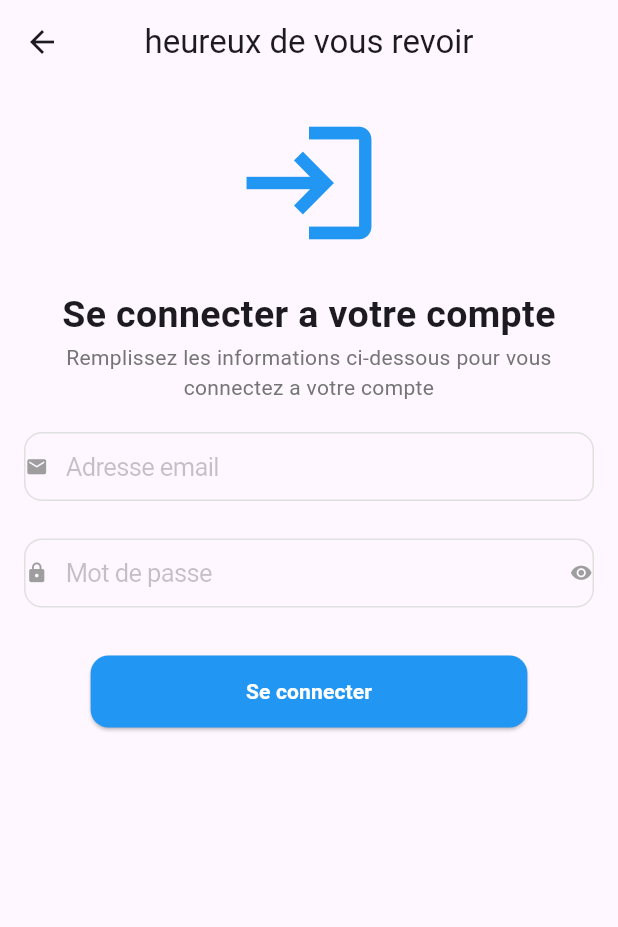
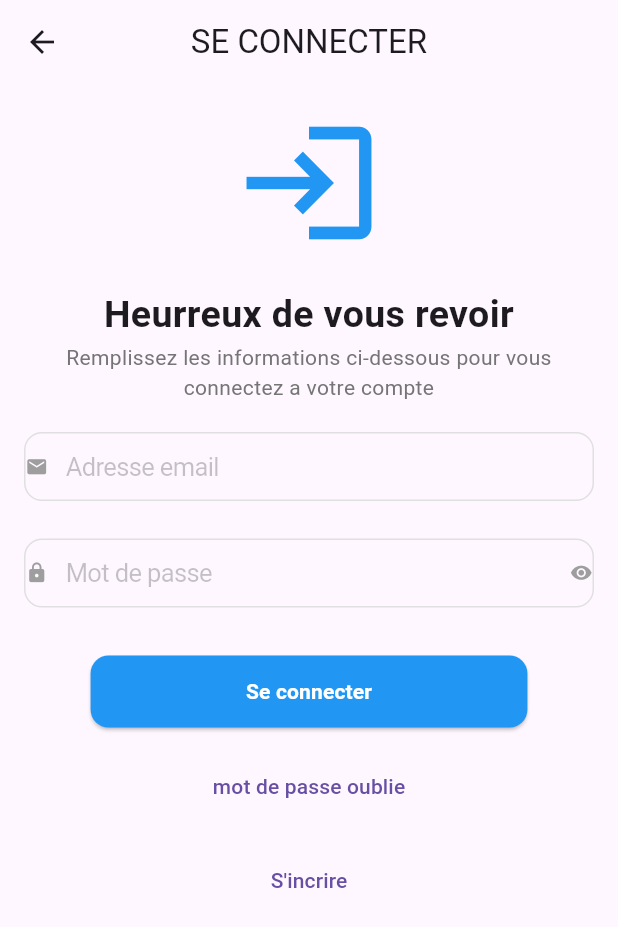
Before and after one commit to Gabriel917-cmd/mon-appli, a Flutter app: the LoginPage screen opened directly, on a phone screen of 412 x 824 dp. Shown: the top 927 px of the screen. Run offline on Flutter 3.47's test engine with Material 3 defaults, Android fonts, the phone set to English and light mode, and no system bars.

Commit message:
creation de la page du mot de passe

```diff
--- a/lib/couverture/composants_navigate.dart
+++ b/lib/couverture/composants_navigate.dart
@@ -135,7 +135,7 @@ import 'package:flutter/material.dart';
           ? ElevatedButton(
              style:  ElevatedButton.styleFrom(
             backgroundColor: Colors.blue,
-            padding: const EdgeInsets.symmetric(horizontal: 20, vertical: 10 ),
+            padding: const EdgeInsets.symmetric(horizontal: 60, vertical: 20 ),
             shape: RoundedRectangleBorder(
               borderRadius: BorderRadius.circular(30),
             ),
@@ -154,7 +154,7 @@ import 'package:flutter/material.dart';
               :  ElevatedButton(
               style:  ElevatedButton.styleFrom(
                 backgroundColor: Colors.blue,
-                padding: const EdgeInsets.symmetric(horizontal: 20, vertical: 10 ),
+                padding: const EdgeInsets.symmetric(horizontal: 30, vertical: 15 ),
                 shape: RoundedRectangleBorder(
                   borderRadius: BorderRadius.circular(30),
                 ),
--- a/lib/home/login_page.dart
+++ b/lib/home/login_page.dart
@@ -1,7 +1,9 @@
 import 'package:flutter/material.dart';
 import 'package:mon_appli/compoments/custom_buttom.dart';
 import 'package:mon_appli/compoments/custom_textfiel.dart';
+import 'package:mon_appli/home/forgot_page.dart';
 import 'package:mon_appli/home/home_page.dart';
+import 'package:mon_appli/home/register_page.dart';
 
 
 class LoginPage extends StatefulWidget {
@@ -36,7 +38,7 @@ class _LoginPageState extends State<LoginPage> {
   @override
   Widget build(BuildContext context) {
     return Scaffold(
-      appBar: AppBar(title: const Text("heureux de vous revoir"),
+      appBar: AppBar(title: const Text("SE CONNECTER"),
         centerTitle: true
         ,
       ),
@@ -46,7 +48,7 @@ class _LoginPageState extends State<LoginPage> {
             children: [
               Icon(Icons.login,color: Colors.blue,size: 100,),
               SizedBox(height: 20,),
-              Text("Se connecter a votre compte",
+              Text("Heurreux de vous revoir",
                 style: TextStyle(
                     fontWeight: FontWeight.bold,
                     fontSize: 25
@@ -76,8 +78,21 @@ class _LoginPageState extends State<LoginPage> {
                 onPressed: () {Navigator.push(context, MaterialPageRoute(builder: (context) => const HomePage()),
                 );
                 },
-
               ),
+              SizedBox(height: 15, width: 60,),
+              TextButton(
+                  onPressed: () {Navigator.push(context, MaterialPageRoute(builder: (context) => const ForgotPage()),
+                  );
+                  },
+                  child: Text("mot de passe oublie"),
+      ),
+              SizedBox(height: 15, width: 60,),
+              TextButton(
+                  onPressed: () {Navigator.push(context, MaterialPageRoute(builder: (context) => const RegisterPage()),
+                  );
+                  },
+                  child: Text("S'incrire")
+              )
             ]
         ),
       ),
--- a/lib/main.dart
+++ b/lib/main.dart
@@ -1,6 +1,8 @@
 import 'package:flutter/material.dart';
 import 'package:mon_appli/couverture/navigate.dart';
+import 'package:mon_appli/home/forgot_page.dart';
 import 'package:mon_appli/home/landing_page.dart';
+import 'package:mon_appli/home/register_page.dart';
 void main() {
   runApp(const MyApp());
 }
```
Also changed, not shown: lib/home/forgot_page.dart (added, +54 -0 lines), lib/home/register_page.dart (+11 -1 lines), lib/home/validation.dart (added, +40 -0 lines).
